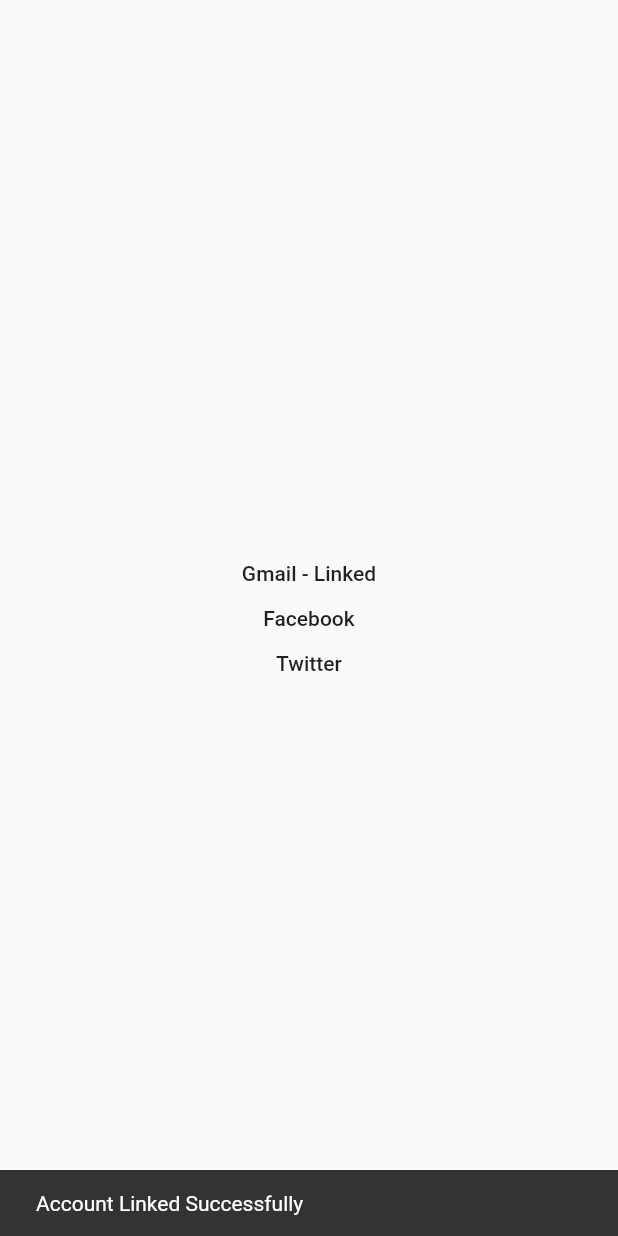
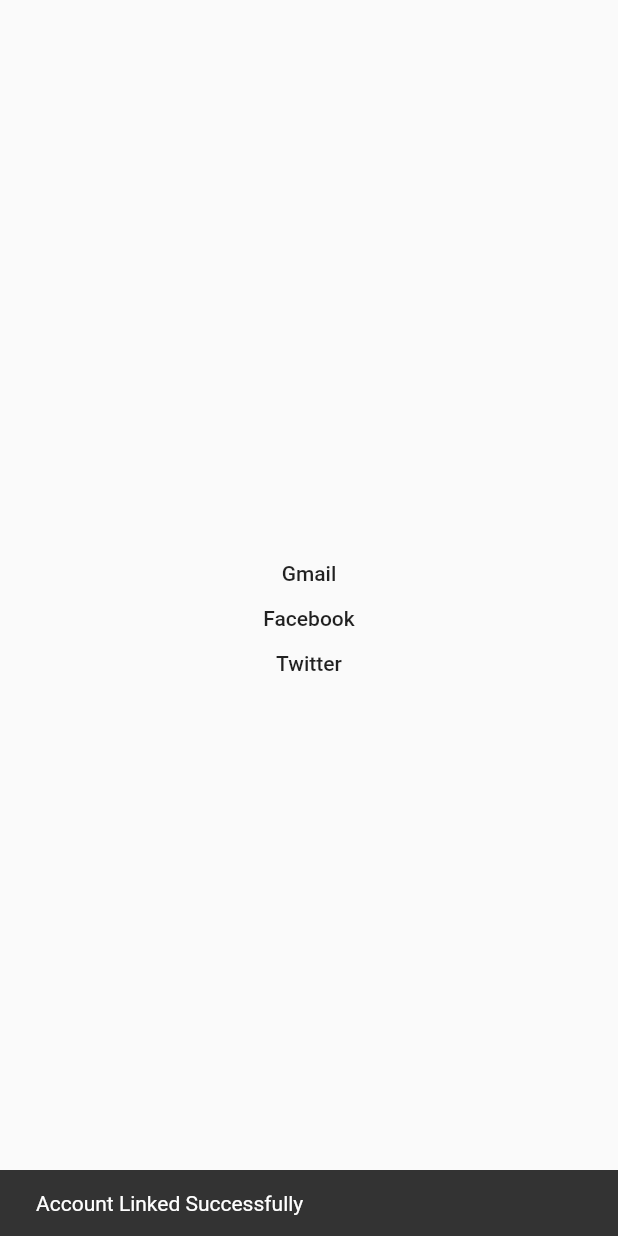
Before and after one commit to chakrihacker/flutter_bloc_repro_1412, a Flutter app: the screen it shows after launch, after a tap on "Gmail", on a phone screen of 412 x 824 dp. Run offline on Flutter 3.47's test engine with Material 2 defaults, Android fonts, the phone set to English and light mode, and no system bars; our stand-ins replace bloc, equatable, flutter_bloc; missing offline and left inert: bloc_test.

```diff
--- a/lib/bloc/user_data_source_bloc.dart
+++ b/lib/bloc/user_data_source_bloc.dart
@@ -18,10 +18,7 @@ class UserDataSourceBloc
     if (event is LinkUserDataSourceEvent) {
       try {
         yield LinkUserDataSourceLoading();
-
-        final dataSource = "Gmail";
-
-        yield LinkUserDataSourceLoaded(userDataSource: dataSource);
+        yield LinkUserDataSourceLoaded(userDataSource: event.accountType);
       } on Error {
         yield LinkUserDataSourceError(message: "Account Linking Failed");
       }
--- a/lib/bloc/user_data_source_event.dart
+++ b/lib/bloc/user_data_source_event.dart
@@ -5,14 +5,16 @@ abstract class UserDataSourceEvent extends Equatable {
 }
 
 class LinkUserDataSourceEvent extends UserDataSourceEvent {
+  final String accountType;
   final String linkUserDataSourceDTO;
 
   LinkUserDataSourceEvent({
+    @required this.accountType,
     @required this.linkUserDataSourceDTO,
   });
 
   @override
-  List<Object> get props => [linkUserDataSourceDTO];
+  List<Object> get props => [accountType, linkUserDataSourceDTO];
 }
 
 class GetUserDataSourcesEvent extends UserDataSourceEvent {
--- a/lib/presentation/screens/user_data_source/user_data_source_view.dart
+++ b/lib/presentation/screens/user_data_source/user_data_source_view.dart
@@ -8,7 +8,6 @@ class UserDataSourceView extends StatefulWidget {
 }
 
 class _UserDataSourceViewState extends State<UserDataSourceView> {
-  int selectedDataSourceIdx = -1;
   List accounts = ["Gmail", "Facebook", "Twitter"];
 
   @override
@@ -18,17 +17,16 @@ class _UserDataSourceViewState extends State<UserDataSourceView> {
   }
 
   void handleGetUserDataSources({@required BuildContext context}) async {
-    final userDataSourceBloc = BlocProvider.of<UserDataSourceBloc>(context);
-    userDataSourceBloc.add(GetUserDataSourcesEvent());
+    context.bloc<UserDataSourceBloc>().add(GetUserDataSourcesEvent());
   }
 
   void handleAccountLinkPressed(int index) {
-    setState(() {
-      selectedDataSourceIdx = index;
-    });
-    final userDataSourceBloc = BlocProvider.of<UserDataSourceBloc>(context);
-    userDataSourceBloc
-        .add(LinkUserDataSourceEvent(linkUserDataSourceDTO: "test@gmail.com"));
+    context.bloc<UserDataSourceBloc>().add(
+          LinkUserDataSourceEvent(
+            accountType: accounts[index],
+            linkUserDataSourceDTO: "test@gmail.com",
+          ),
+        );
   }
 
   @override
@@ -36,18 +34,11 @@ class _UserDataSourceViewState extends State<UserDataSourceView> {
     return BlocListener<UserDataSourceBloc, UserDataSourceState>(
       listener: (blocContext, state) {
         if (state is LinkUserDataSourceLoaded) {
-          if (selectedDataSourceIdx != -1) {
-            setState(() {
-              accounts[selectedDataSourceIdx] =
-                  "${accounts[selectedDataSourceIdx]} - Linked";
-              selectedDataSourceIdx = -1;
-            });
-            Scaffold.of(blocContext).showSnackBar(
-              SnackBar(
-                content: Text("Account Linked Successfully"),
-              ),
-            );
-          }
+          Scaffold.of(blocContext).showSnackBar(
+            SnackBar(
+              content: Text("Account Linked Successfully"),
+            ),
+          );
         }
       },
       child: BlocBuilder<UserDataSourceBloc, UserDataSourceState>(
@@ -65,12 +56,8 @@ class _UserDataSourceViewState extends State<UserDataSourceView> {
                       height: 30,
                       alignment: Alignment.center,
                       child: FlatButton(
-                        onPressed: () {
-                          handleAccountLinkPressed(index);
-                        },
-                        child: Text(
-                          '${accounts[index]}',
-                        ),
+                        onPressed: () => handleAccountLinkPressed(index),
+                        child: Text('${accounts[index]}'),
                       ),
                     );
                   },
```
Also changed, not shown: 1 other file.
